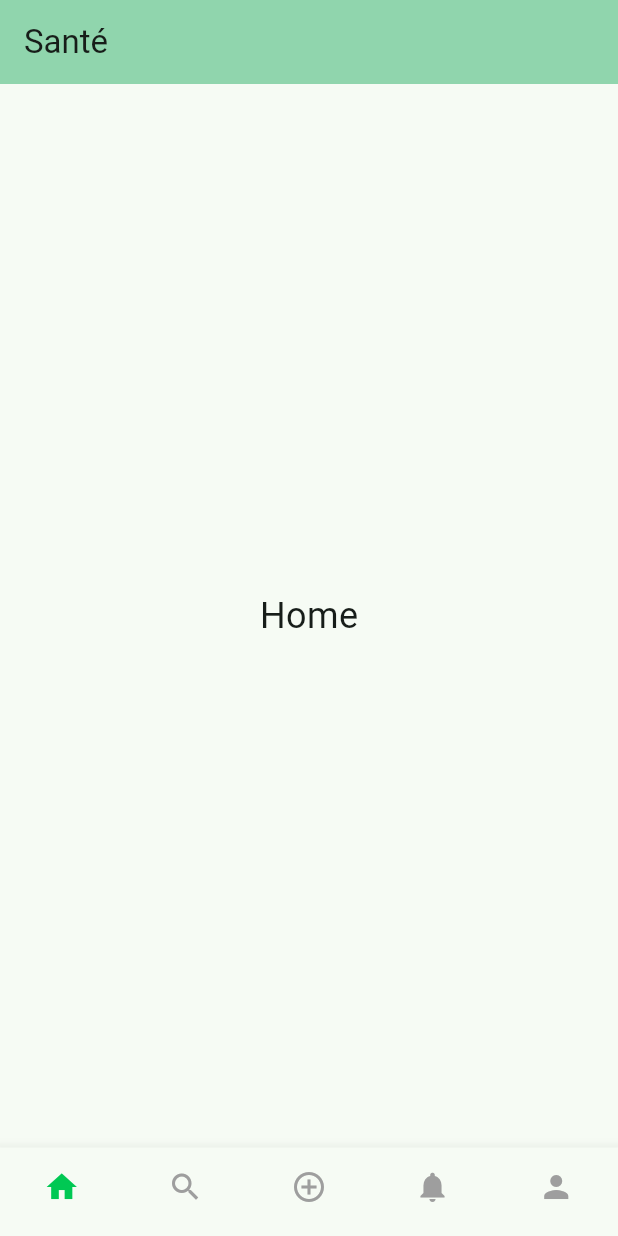
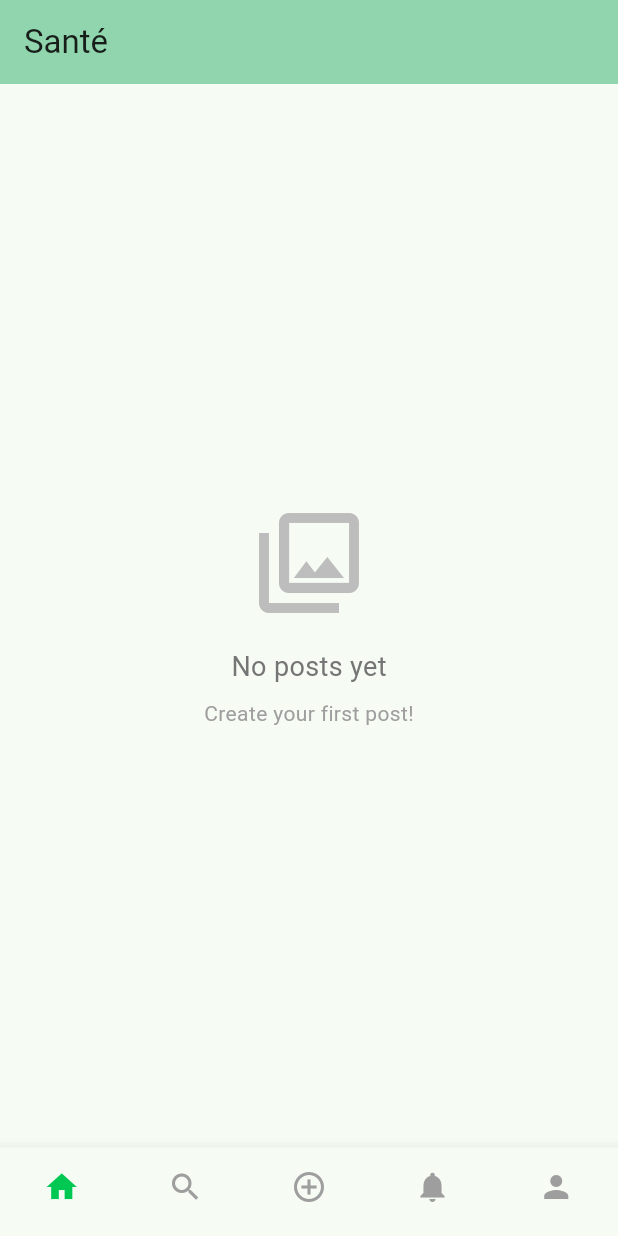
Before and after one commit to shoshana-levitt/sante, a Flutter app: the screen it shows once a user with an empty profile is signed in, on a phone screen of 412 x 824 dp. Run offline on Flutter 3.47's test engine with Material 3 defaults, Android fonts, the phone set to English and light mode, and no system bars; our stand-ins replace cloud_firestore, firebase_auth, firebase_core, firebase_storage, image_picker; accounts and stored records are empty.

Commit message:
add feed and like functionality

```diff
--- a/lib/main.dart
+++ b/lib/main.dart
@@ -5,6 +5,7 @@ import 'firebase_options.dart';
 import 'screens/login_screen.dart';
 import 'screens/profile_screen.dart';
 import 'screens/new_post_screen.dart';
+import 'screens/feed_screen.dart';
 
 void main() async {
   WidgetsFlutterBinding.ensureInitialized();
@@ -61,7 +62,7 @@ class _MyHomePageState extends State<MyHomePage> {
   int _selectedIndex = 0;
 
   static const List<Widget> _pages = <Widget>[
-    Center(child: Text('Home', style: TextStyle(fontSize: 24))),
+    FeedScreen(),
     Center(child: Text('Search', style: TextStyle(fontSize: 24))),
     NewPostScreen(),
     Center(child: Text('Notifications', style: TextStyle(fontSize: 24))),
--- /dev/null
+++ b/lib/screens/feed_screen.dart
@@ -0,0 +1,98 @@
+import 'package:flutter/material.dart';
+import 'package:cloud_firestore/cloud_firestore.dart';
+import '../models/post_model.dart';
+import '../widgets/post_card.dart';
+import '../services/firestore_service.dart';
+
+class FeedScreen extends StatefulWidget {
+  const FeedScreen({super.key});
+
+  @override
+  State<FeedScreen> createState() => _FeedScreenState();
+}
+
+class _FeedScreenState extends State<FeedScreen> {
+  final FirestoreService _firestoreService = FirestoreService();
+
+  @override
+  Widget build(BuildContext context) {
+    return RefreshIndicator(
+      onRefresh: () async {
+        // Refresh is handled automatically by StreamBuilder
+        setState(() {});
+      },
+      child: StreamBuilder<QuerySnapshot>(
+        stream: _firestoreService.getPosts(),
+        builder: (context, snapshot) {
+          if (snapshot.connectionState == ConnectionState.waiting) {
+            return const Center(child: CircularProgressIndicator());
+          }
+
+          if (snapshot.hasError) {
+            return Center(
+              child: Column(
+                mainAxisAlignment: MainAxisAlignment.center,
+                children: [
+                  const Icon(Icons.error_outline, size: 60, color: Colors.red),
+                  const SizedBox(height: 16),
+                  Text('Error: ${snapshot.error}'),
+                  const SizedBox(height: 16),
+                  ElevatedButton(
+                    onPressed: () {
+                      setState(() {});
+                    },
+                    child: const Text('Retry'),
+                  ),
+                ],
+              ),
+            );
+          }
+
+          if (!snapshot.hasData || snapshot.data!.docs.isEmpty) {
+            return Center(
+              child: Column(
+                mainAxisAlignment: MainAxisAlignment.center,
+                children: [
+                  Icon(
+                    Icons.photo_library_outlined,
+                    size: 80,
+                    color: Colors.grey[400],
+                  ),
+                  const SizedBox(height: 16),
+                  Text(
+                    'No posts yet',
+                    style: TextStyle(
+                      fontSize: 18,
+                      color: Colors.grey[600],
+                    ),
+                  ),
+                  const SizedBox(height: 8),
+                  Text(
+                    'Create your first post!',
+                    style: TextStyle(
+                      fontSize: 14,
+                      color: Colors.grey[500],
+                    ),
+                  ),
+                ],
+              ),
+            );
+          }
+
+          // Convert documents to PostModel objects
+          List<PostModel> posts = snapshot.data!.docs
+              .map((doc) => PostModel.fromFirestore(doc))
+              .toList();
+
+          return ListView.builder(
+            itemCount: posts.length,
+            padding: const EdgeInsets.symmetric(vertical: 8, horizontal: 16),
+            itemBuilder: (context, index) {
+              return PostCard(post: posts[index]);
+            },
+          );
+        },
+      ),
+    );
+  }
+}
```
Also changed, not shown: lib/widgets/post_card.dart (added, +295 -0 lines).
